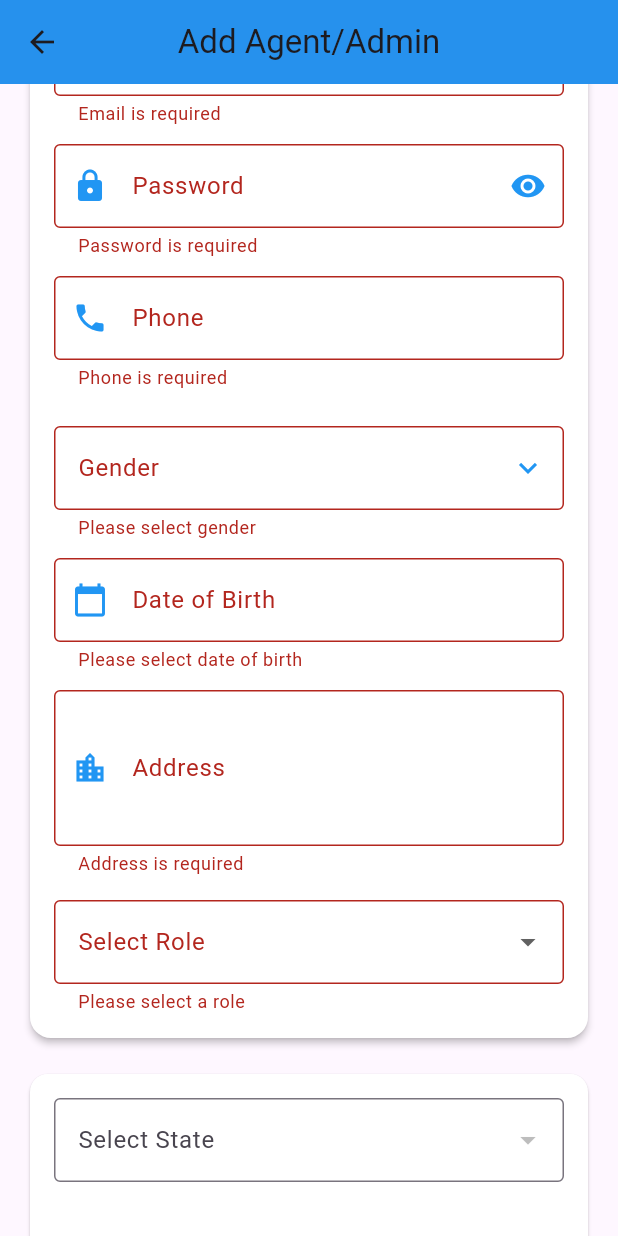
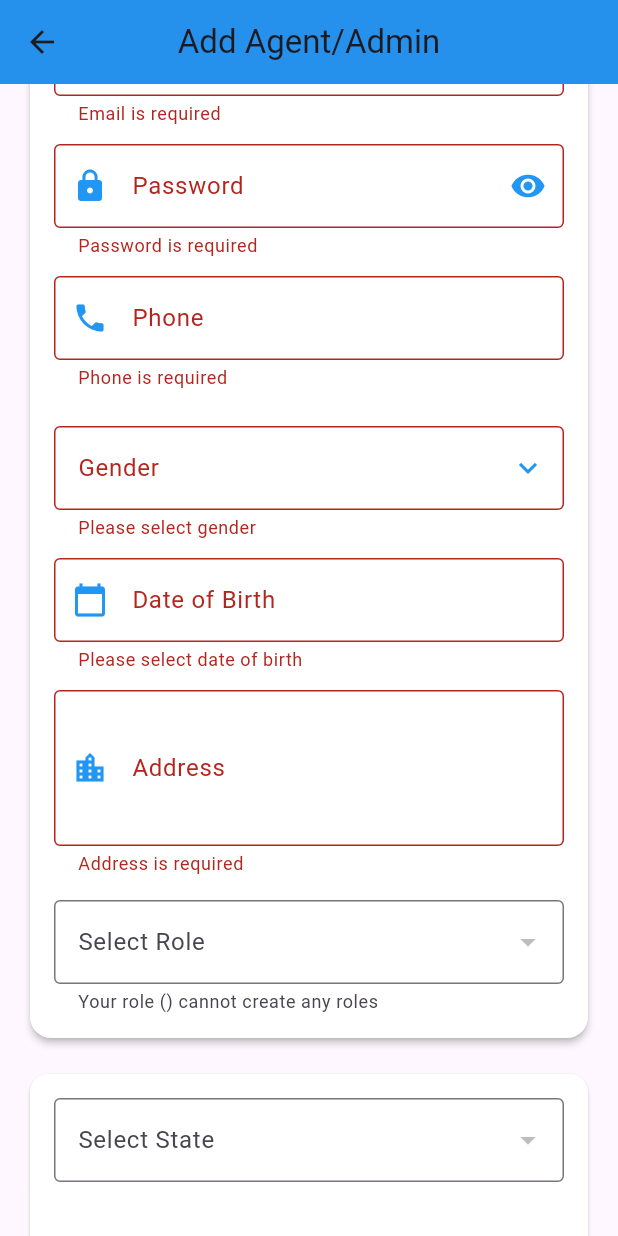
Before and after one commit to Vk9769/voting_management, a Flutter app: the AddAgentPage screen opened directly, scrolled down 576 dp, after a tap on "Add Agent", on a phone screen of 412 x 824 dp. Run offline on Flutter 3.47's test engine with Material 3 defaults, Android fonts, the phone set to English and light mode, and no system bars; our stand-ins replace camera, flutter_animate, flutter_typeahead, fluttertoast, geocoding, geolocator and 5 more; missing offline and left inert: flutter_polyline_points; accounts and stored records are empty; network calls fail.

Commit message:
all roles login support added

```diff
--- a/lib/screens/add_agent_page.dart
+++ b/lib/screens/add_agent_page.dart
@@ -74,12 +74,21 @@ class _AddAgentPageState extends State<AddAgentPage> {
 
   // Role Selector
   String? _selectedRole;
-  final List<Map<String, String>> _roles = [
+
+// keep a master list of all possible creatable roles
+  final List<Map<String, String>> _rolesAll = [
     {'label': 'Super Admin', 'value': 'super_admin'},
     {'label': 'Admin', 'value': 'admin'},
     {'label': 'Super Agent', 'value': 'super_agent'},
     {'label': 'Agent', 'value': 'agent'},
   ];
+
+// will hold only the roles allowed for the logged-in creator
+  List<Map<String, String>> _rolesAllowed = [];
+
+// logged-in creator's role (from SharedPreferences set at login)
+  String? _creatorRole;
+
 
   String? _selectedIdType;
   final List<String> _idTypes = [
@@ -106,6 +115,7 @@ class _AddAgentPageState extends State<AddAgentPage> {
   void initState() {
     super.initState();
     _fetchLocationHierarchy();
+    _loadRoleAndFilter(); // <-- add this
   }
 
   Future<void> _fetchLocationHierarchy() async {
@@ -191,7 +201,34 @@ class _AddAgentPageState extends State<AddAgentPage> {
     if (_addressCtrl.text.trim().isNotEmpty) filled++;
     return filled / total;
   }
+  Future<void> _loadRoleAndFilter() async {
+    final prefs = await SharedPreferences.getInstance();
+    final role = (prefs.getString('role') ?? '').toLowerCase();
 
+    // must mirror backend permissions
+    const Map<String, List<String>> permissions = {
+      'master_admin': ['super_admin', 'admin', 'super_agent', 'agent'],
+      'super_admin':  ['admin', 'super_agent', 'agent'],
+      'admin':        ['super_agent', 'agent'],
+      'super_agent':  ['agent'],
+      'agent':        [],
+    };
+
+    final allowedValues = permissions[role] ?? [];
+
+    setState(() {
+      _creatorRole = role;
+      _rolesAllowed = _rolesAll
+          .where((r) => allowedValues.contains(r['value']))
+          .toList();
+
+      // if previously selected role is not allowed anymore, clear it
+      if (_selectedRole != null &&
+          !_rolesAllowed.any((r) => r['value'] == _selectedRole)) {
+        _selectedRole = null;
+      }
+    });
+  }
   Future<void> _pickImage() async {
     try {
       final picker = ImagePicker();
@@ -282,6 +319,30 @@ class _AddAgentPageState extends State<AddAgentPage> {
         _selectedRole == null ||
         _selectedIdType == null)
       return;
+
+// Validate required dropdowns
+    if (_selectedPart == null || _selectedIdType == null) {
+      ScaffoldMessenger.of(context).showSnackBar(
+        const SnackBar(content: Text('Please complete required fields')),
+      );
+      return;
+    }
+
+// ensure role is selected and allowed
+    if (_rolesAllowed.isEmpty) {
+      ScaffoldMessenger.of(context).showSnackBar(
+        SnackBar(content: Text('Your role ($_creatorRole) cannot create users')),
+      );
+      return;
+    }
+
+    if (_selectedRole == null ||
+        !_rolesAllowed.any((r) => r['value'] == _selectedRole)) {
+      ScaffoldMessenger.of(context).showSnackBar(
+        const SnackBar(content: Text('Please select a valid role')),
+      );
+      return;
+    }
 
     setState(() => _loading = true);
 
@@ -715,25 +776,31 @@ class _AddAgentPageState extends State<AddAgentPage> {
                           const SizedBox(height: 16),
 
                           // Role Dropdown
+                          // Role Dropdown (filtered by creator permissions)
                           DropdownButtonFormField<String>(
                             value: _selectedRole,
-                            decoration: const InputDecoration(
+                            decoration: InputDecoration(
                               labelText: 'Select Role',
-                              border: OutlineInputBorder(),
+                              border: const OutlineInputBorder(),
+                              helperText: (_rolesAllowed.isEmpty)
+                                  ? 'Your role ($_creatorRole) cannot create any roles'
+                                  : null,
                             ),
-                            items: _roles
-                                .map(
-                                  (role) => DropdownMenuItem(
-                                    value: role['value'],
-                                    // ✅ send backend-safe value
-                                    child: Text(role['label']!),
-                                  ),
+                            items: _rolesAllowed.map((role) =>
+                                DropdownMenuItem<String>(
+                                  value: role['value'],
+                                  child: Text(role['label']!),
                                 )
-                                .toList(),
-                            onChanged: (v) => setState(() => _selectedRole = v),
-                            validator: (v) =>
-                                v == null ? 'Please select a role' : null,
+                            ).toList(),
+                            onChanged: _rolesAllowed.isEmpty
+                                ? null // disable if no allowed roles
+                                : (v) => setState(() => _selectedRole = v),
+                            validator: (v) {
+                              if (_rolesAllowed.isEmpty) return null; // nothing to choose = no validation
+                              return v == null ? 'Please select a role' : null;
+                            },
                           ),
+
                         ],
                       ),
                     ),
```
